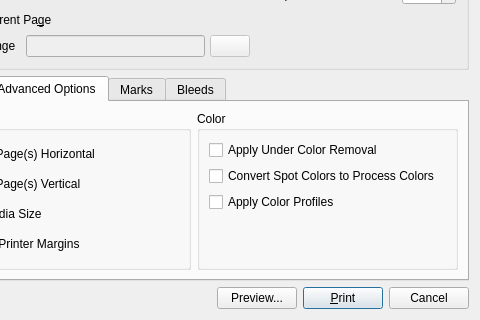
First picture: the form in scribus/ui/printdialogbase.ui, repository scribusproject/scribus, before the edit; both pictures show x 92 to 572 and y 209 to 529 of the 572 by 529 pixel window.
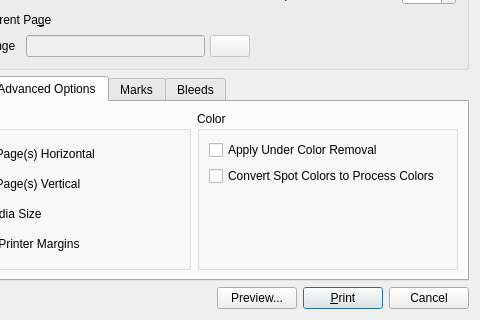
Second picture: the form after the edit. The open tabs and pages were chosen to show the change. Custom widgets are drawn as their Qt base class.

Commit message: make color management when exporting to Postscript consistent with CMYK PDF export

The edit to the form file:
```diff
--- a/scribus/ui/printdialogbase.ui
+++ b/scribus/ui/printdialogbase.ui
@@ -420,16 +420,6 @@
             </property>
            </widget>
           </item>
-          <item>
-           <widget class="QCheckBox" name="UseICC">
-            <property name="toolTip">
-             <string>Allows you to embed color profiles in the print stream when color management is enabled</string>
-            </property>
-            <property name="text">
-             <string>Apply Color Profiles</string>
-            </property>
-           </widget>
-          </item>
           <item>
            <spacer>
             <property name="orientation">
@@ -680,8 +670,8 @@
  <customwidgets>
   <customwidget>
    <class>ScrSpinBox</class>
-   <extends>QSpinBox</extends>
-   <header location="global">ui/scrspinbox.h</header>
+   <extends>QDoubleSpinBox</extends>
+   <header>ui/scrspinbox.h</header>
   </customwidget>
  </customwidgets>
  <tabstops>
```
Left out of the diff: 7 changed lines with no effect on the pictures. The commit also changes 15 other files.
